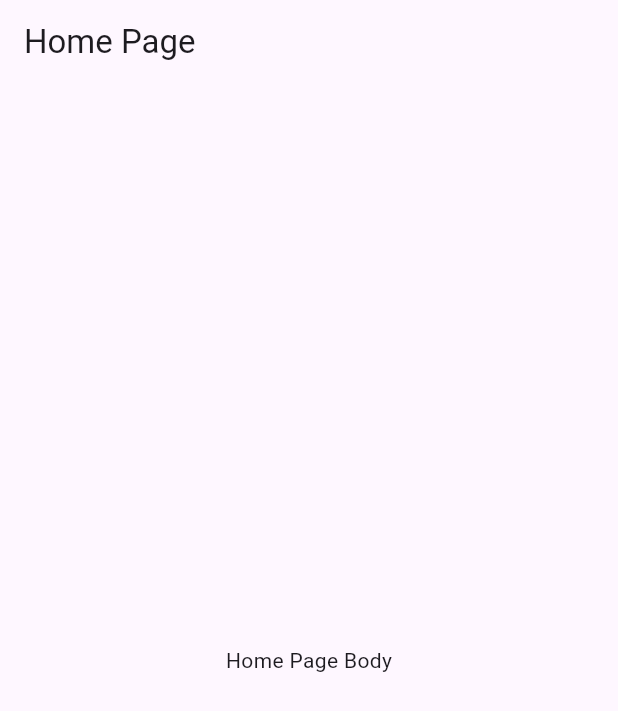
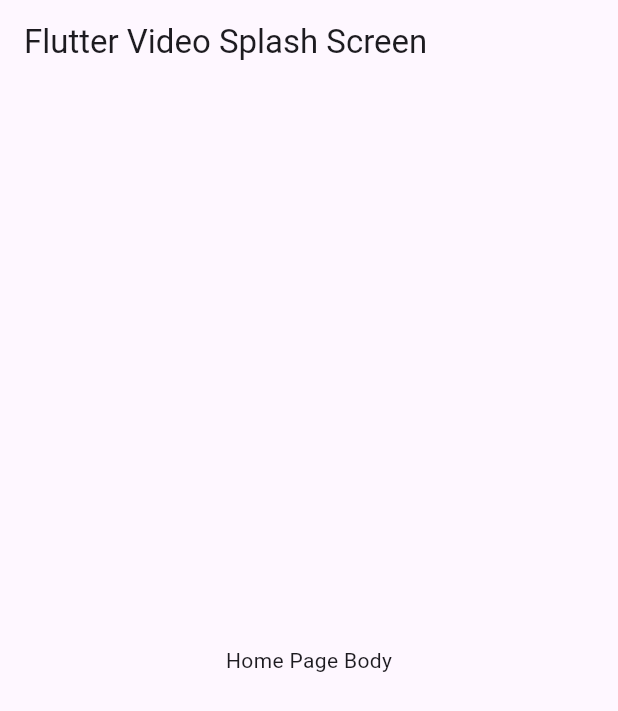
Before and after one commit to Kumail-Raza-Bangash/flutter_video_splash_screen, a Flutter app: the screen it shows after launch, on a phone screen of 412 x 824 dp. Shown: the top 711 px of the screen. Run offline on Flutter 3.47's test engine with Material 3 defaults, Android fonts, the phone set to English and light mode, and no system bars; our stand-ins replace video_player.

Commit message:
Updated Code

```diff
--- a/lib/home_page.dart
+++ b/lib/home_page.dart
@@ -1,6 +1,7 @@
 import 'package:flutter/material.dart';
 
 class HomePage extends StatefulWidget {
+  // ignore: non_constant_identifier_names
   const HomePage({super.key, required String param_homepage});
 
   @override
@@ -12,7 +13,7 @@ class _HomePageState extends State<HomePage> {
   Widget build(BuildContext context) {
     return Scaffold(
       appBar: AppBar(
-        title: Text("Home Page"),
+        title: const Text("Flutter Video Splash Screen"),
       ),
       body: const Center(
         child: Text("Home Page Body"),
--- a/lib/main.dart
+++ b/lib/main.dart
@@ -12,7 +12,7 @@ class MyApp extends StatelessWidget {
     return const MaterialApp(
       title: 'Flutter Video Splash Screen',
 
-      home: SplashPage(),
+      home: SplashPage(param_splashpage: '',),
     );
   }
 }
```
Also changed, not shown: lib/splash_page.dart (+13 -9 lines), 2 other files.
